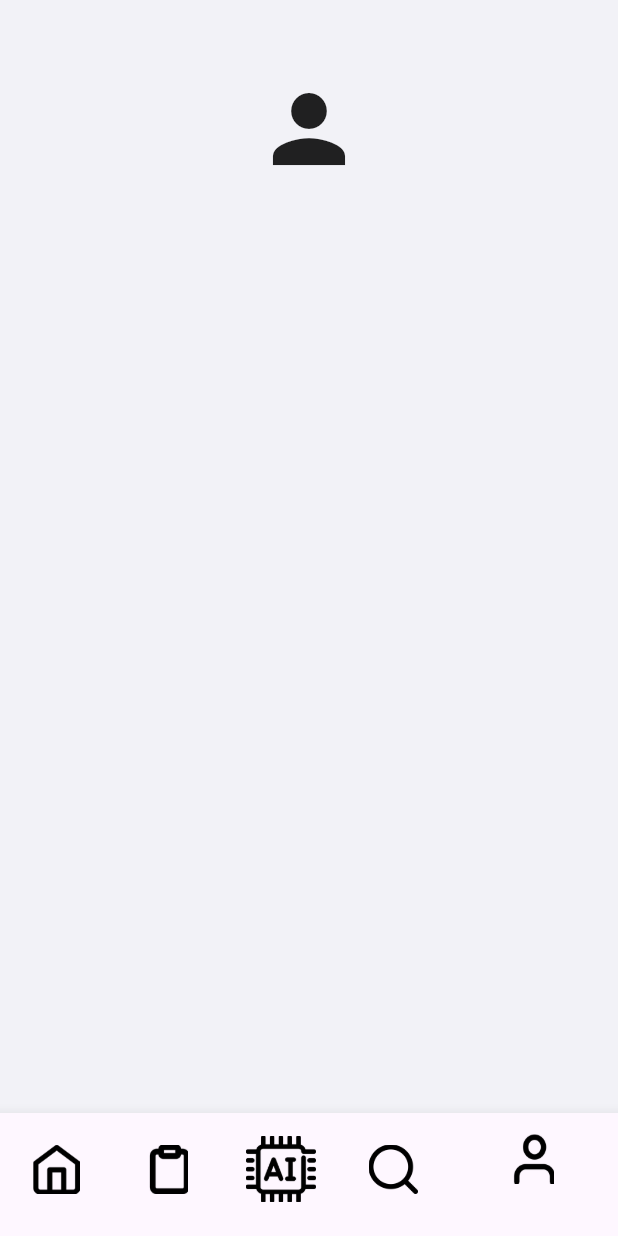
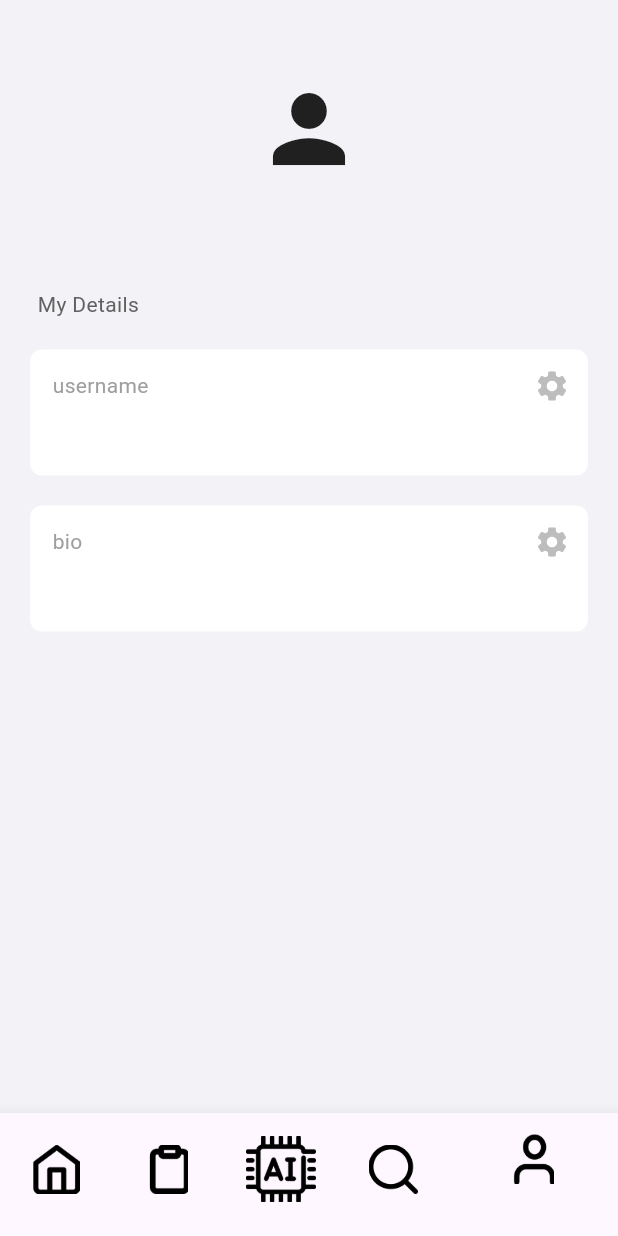
Before and after one commit to diasyerlan/RM-AI, a Flutter app: the screen it shows once a user with an empty profile is signed in, item 5 of the bottom bar chosen, on a phone screen of 412 x 824 dp. Run offline on Flutter 3.47's test engine with Material 3 defaults, Android fonts, the light colour scheme and no system bars; our stand-ins replace carousel_slider, cloud_firestore, dash_chat_2, firebase_auth, firebase_core, flutter_gemini and 2 more; accounts and stored records are empty.

Commit message:
feat: create UI of profile page

```diff
--- /dev/null
+++ b/lib/components/text_box.dart
@@ -0,0 +1,39 @@
+import 'package:flutter/material.dart';
+
+class MyTextBox extends StatelessWidget {
+  final String text;
+  final String sectionName;
+  final void Function()? onPressed;
+  const MyTextBox({super.key, required this.text, required this.sectionName, required this.onPressed});
+
+  @override
+  Widget build(BuildContext context) {
+    return Container(
+      decoration: BoxDecoration(
+          color: Colors.white, borderRadius: BorderRadius.circular(8)),
+      padding: EdgeInsets.only(left: 15, bottom: 15),
+      margin: EdgeInsets.only(left: 20, right: 20, top: 20),
+      child: Column(
+        crossAxisAlignment: CrossAxisAlignment.start,
+        children: [
+          Row(
+            mainAxisAlignment: MainAxisAlignment.spaceBetween,
+            children: [
+              Text(
+                sectionName,
+                style: TextStyle(color: Colors.grey[500]),
+              ),
+              IconButton(
+                  onPressed: onPressed,
+                  icon: Icon(
+                    Icons.settings,
+                    color: Colors.grey[400],
+                  ))
+            ],
+          ),
+          Text(text)
+        ],
+      ),
+    );
+  }
+}
--- a/lib/profile page/profile.dart
+++ b/lib/profile page/profile.dart
@@ -1,16 +1,103 @@
+import 'package:cloud_firestore/cloud_firestore.dart';
+import 'package:firebase_auth/firebase_auth.dart';
 import 'package:flutter/material.dart';
+import 'package:hr_bot_app/components/text_box.dart';
 
-class ProfileScreen extends StatelessWidget {
+class ProfileScreen extends StatefulWidget {
   const ProfileScreen({super.key});
+
+  @override
+  State<ProfileScreen> createState() => _ProfileScreenState();
+}
+
+class _ProfileScreenState extends State<ProfileScreen> {
+  final currentUser = FirebaseAuth.instance.currentUser!;
+  final usersCollection = FirebaseFirestore.instance.collection("Users");
+
+  Future<void> editField(String field) async {
+    String newValue = "";
+    await showDialog(
+        context: context,
+        builder: (context) => AlertDialog(
+              title: Text(
+                "Edit $field",
+              ),
+              content: TextField(
+                autofocus: true,
+                decoration: InputDecoration(
+                    hintText: "Enter new $field",
+                    hintStyle: TextStyle(color: Colors.grey)),
+                onChanged: (value) {
+                  newValue = value;
+                },
+              ),
+              actions: [
+                TextButton(
+                    onPressed: () => Navigator.pop(context),
+                    child: Text('Cancel')),
+                TextButton(
+                    onPressed: () async {
+                      Navigator.pop(context);
+                      if (newValue.trim().length > 0) {
+                        await usersCollection
+                            .doc(currentUser.email)
+                            .update({field: newValue});
+                      }
+                    },
+                    child: Text('Save')),
+              ],
+            ));
+  }
+
   @override
   Widget build(BuildContext context) {
     return Scaffold(
-      body: ListView(
-        children: [
-          const SizedBox(height: 50),
-          Icon(Icons.person, size: 72,)
-        ],
-      )
-    );
+        body: StreamBuilder<DocumentSnapshot>(
+            stream: FirebaseFirestore.instance
+                .collection("Users")
+                .doc(currentUser.email)
+                .snapshots(),
+            builder: (context, snapshot) {
+              if (snapshot.hasData) {
+                final userData = snapshot.data!.data() as Map<String, dynamic>;
+                return ListView(
+                  children: [
+                    const SizedBox(height: 50),
+                    Icon(
+                      Icons.person,
+                      size: 72,
+                    ),
+                    Text(
+                      currentUser.email!,
+                      textAlign: TextAlign.center,
+                      style: TextStyle(color: Colors.grey[700]),
+                    ),
+                    SizedBox(height: 50),
+                    Padding(
+                      padding: const EdgeInsets.only(left: 25),
+                      child: Text(
+                        'My Details',
+                        style: TextStyle(color: Colors.grey[700]),
+                      ),
+                    ),
+                    MyTextBox(
+                      text: userData['username'],
+                      sectionName: 'username',
+                      onPressed: () => editField('username'),
+                    ),
+                    MyTextBox(
+                      text: userData['bio'],
+                      sectionName: 'bio',
+                      onPressed: () => editField('bio'),
+                    ),
+                  ],
+                );
+              } else if (snapshot.hasError) {
+                return Center(child: Text('Error ${snapshot.error}'));
+              }
+              return const Center(
+                child: CircularProgressIndicator(),
+              );
+            }));
   }
 }
--- a/pubspec.yaml
+++ b/pubspec.yaml
@@ -42,6 +42,7 @@ dependencies:
   image_picker: ^1.1.2
   firebase_core: ^3.7.0
   firebase_auth: ^5.3.2
+  cloud_firestore: ^5.4.5
 
 dev_dependencies:
   flutter_test:
@@ -52,7 +53,7 @@ dev_dependencies:
   # activated in the `analysis_options.yaml` file located at the root of your
   # package. See that file for information about deactivating specific lint
   # rules and activating additional ones.
-  flutter_lints: ^3.0.0
+  flutter_lints: ^5.0.0
 
 # For information on the generic Dart part of this file, see the
 # following page: https://dart.dev/tools/pub/pubspec
```
Also changed, not shown: lib/authorization/register_page.dart (+13 -3 lines), pubspec.lock, 4 other files.
